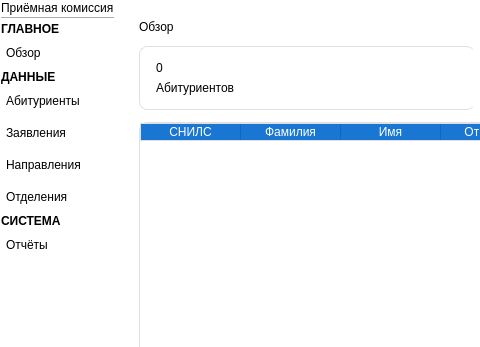
Before: the Qt Designer form ui/main_window.ui in Panamka207/applicant_tracking, drawn with Qt 5; both pictures show x 0 to 480 and y 0 to 347 of the 1196 by 772 pixel window.
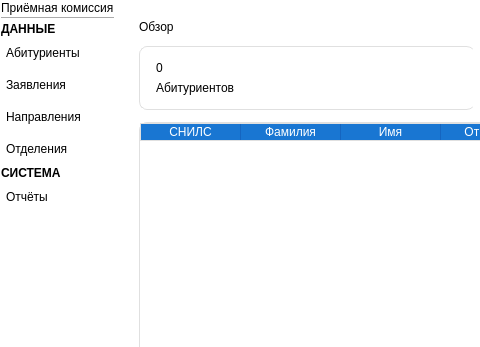
After: the same form once the commit is applied.

The edit to the form file:
```diff
--- a/ui/main_window.ui
+++ b/ui/main_window.ui
@@ -180,40 +180,6 @@
          </property>
         </widget>
        </item>
-       <item>
-        <widget class="QLabel" name="lblMain">
-         <property name="font">
-          <font>
-           <bold>true</bold>
-          </font>
-         </property>
-         <property name="text">
-          <string>ГЛАВНОЕ</string>
-         </property>
-         <property name="margin">
-          <number>8</number>
-         </property>
-        </widget>
-       </item>
-       <item>
-        <widget class="QPushButton" name="btnDashboard">
-         <property name="mouseTracking">
-          <bool>true</bool>
-         </property>
-         <property name="text">
-          <string>Обзор</string>
-         </property>
-         <property name="checkable">
-          <bool>true</bool>
-         </property>
-         <property name="checked">
-          <bool>false</bool>
-         </property>
-         <property name="flat">
-          <bool>true</bool>
-         </property>
-        </widget>
-       </item>
        <item>
         <widget class="QLabel" name="lblData">
          <property name="font">
```
